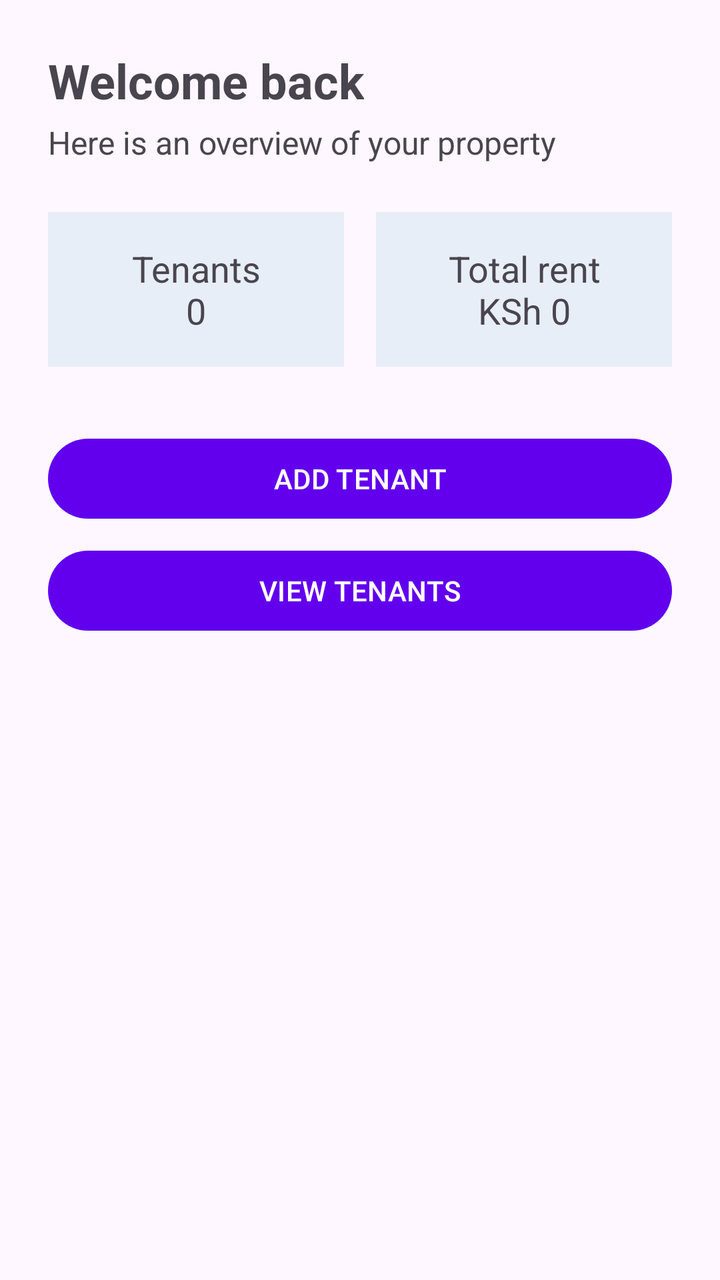
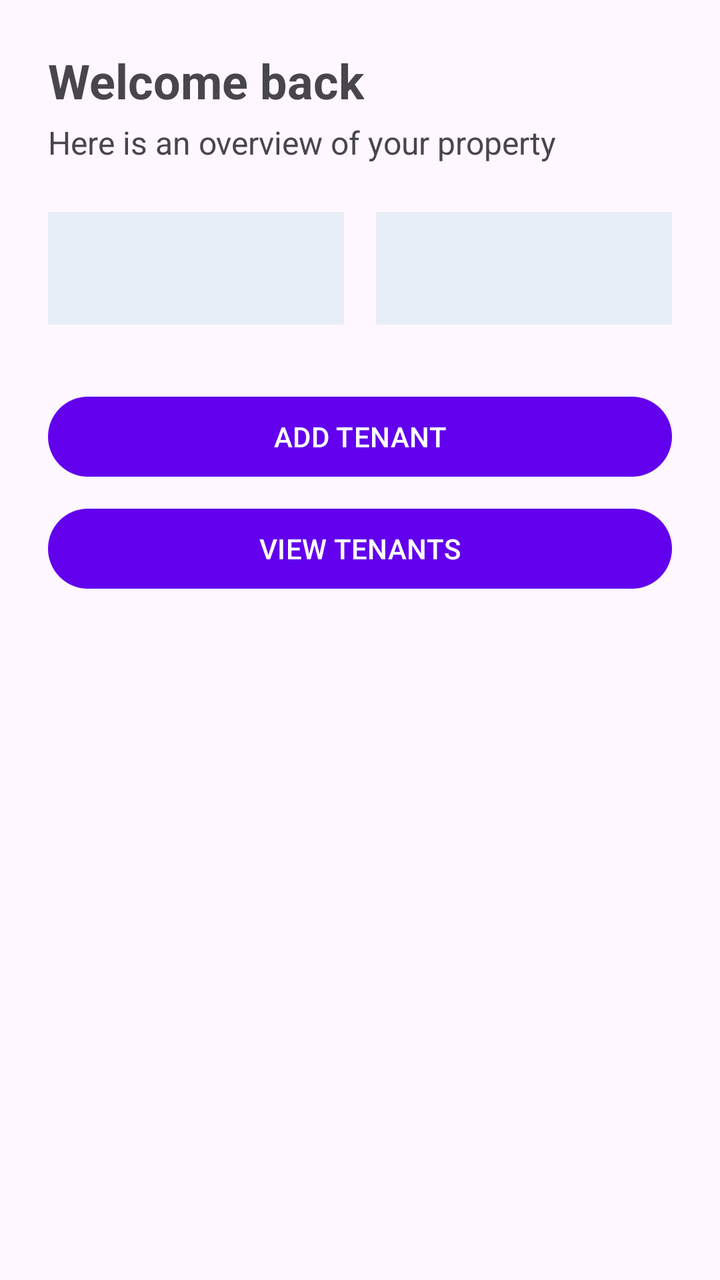

Before-and-after screenshots of an Android layout around one commit, followed by the original layout XML and the change that was made.
<!-- AndroidManifest.xml: application theme Theme.TenantManagementSystem -->
<!-- res/layout/fragment_dashboard.xml -->
<?xml version="1.0" encoding="utf-8"?>
<androidx.constraintlayout.widget.ConstraintLayout
    xmlns:android="http://schemas.android.com/apk/res/android"
    xmlns:app="http://schemas.android.com/apk/res-auto"
    android:layout_width="match_parent"
    android:layout_height="match_parent"
    android:padding="24dp">

    <TextView
        android:id="@+id/welcomeTextView"
        android:layout_width="wrap_content"
        android:layout_height="wrap_content"
        android:text="Welcome back"
        android:textSize="24sp"
        android:textStyle="bold"
        app:layout_constraintTop_toTopOf="parent"
        app:layout_constraintStart_toStartOf="parent" />

    <TextView
        android:id="@+id/overviewTextView"
        android:layout_width="wrap_content"
        android:layout_height="wrap_content"
        android:text="Here is an overview of your property"
        android:textSize="16sp"
        android:layout_marginTop="4dp"
        app:layout_constraintTop_toBottomOf="@id/welcomeTextView"
        app:layout_constraintStart_toStartOf="parent" />

    <TextView
        android:id="@+id/tenantCountTextView"
        android:layout_width="0dp"
        android:layout_height="wrap_content"
        android:text="Tenants\n0"
        android:textSize="18sp"
        android:gravity="center"
        android:padding="16dp"
        android:background="#E8EEF7"
        android:layout_marginTop="24dp"
        android:layout_marginEnd="8dp"
        app:layout_constraintTop_toBottomOf="@id/overviewTextView"
        app:layout_constraintStart_toStartOf="parent"
        app:layout_constraintEnd_toStartOf="@id/totalRentTextView" />

    <TextView
        android:id="@+id/totalRentTextView"
        android:layout_width="0dp"
        android:layout_height="wrap_content"
        android:text="Total rent\nKSh 0"
        android:textSize="18sp"
        android:gravity="center"
        android:padding="16dp"
        android:background="#E8EEF7"
        android:layout_marginStart="8dp"
        app:layout_constraintTop_toTopOf="@id/tenantCountTextView"
        app:layout_constraintStart_toEndOf="@id/tenantCountTextView"
        app:layout_constraintEnd_toEndOf="parent" />

    <Button
        android:id="@+id/addTenantButton"
        android:layout_width="0dp"
        android:layout_height="wrap_content"
        android:text="ADD TENANT"
        android:layout_marginTop="32dp"
        app:layout_constraintTop_toBottomOf="@id/tenantCountTextView"
        app:layout_constraintStart_toStartOf="parent"
        app:layout_constraintEnd_toEndOf="parent" />

    <Button
        android:id="@+id/viewTenantsButton"
        android:layout_width="0dp"
        android:layout_height="wrap_content"
        android:text="VIEW TENANTS"
        android:layout_marginTop="8dp"
        app:layout_constraintTop_toBottomOf="@id/addTenantButton"
        app:layout_constraintStart_toStartOf="parent"
        app:layout_constraintEnd_toEndOf="parent" />

</androidx.constraintlayout.widget.ConstraintLayout>
<!-- resources referenced by this layout -->
<resources>
  <style name="Theme.TenantManagementSystem" parent="Theme.Material3.DayNight.NoActionBar">
          <item name="colorPrimary">@color/purple_500</item>
          <item name="colorOnPrimary">@color/white</item>
          <item name="colorSecondary">@color/teal_200</item>
      </style>
  <color name="purple_500">#FF6200EE</color>
  <color name="white">#FFFFFFFF</color>
  <color name="teal_200">#FF03DAC5</color>
</resources>

<!-- the commit's change to res/layout/fragment_dashboard.xml (unified diff, before → after) -->
@@ -1,78 +1,87 @@
 <?xml version="1.0" encoding="utf-8"?>
-<androidx.constraintlayout.widget.ConstraintLayout
-    xmlns:android="http://schemas.android.com/apk/res/android"
-    xmlns:app="http://schemas.android.com/apk/res-auto"
-    android:layout_width="match_parent"
-    android:layout_height="match_parent"
-    android:padding="24dp">
+<layout xmlns:android="http://schemas.android.com/apk/res/android"
+    xmlns:app="http://schemas.android.com/apk/res-auto">
 
-    <TextView
-        android:id="@+id/welcomeTextView"
-        android:layout_width="wrap_content"
-        android:layout_height="wrap_content"
-        android:text="Welcome back"
-        android:textSize="24sp"
-        android:textStyle="bold"
-        app:layout_constraintTop_toTopOf="parent"
-        app:layout_constraintStart_toStartOf="parent" />
+    <data>
+        
+        <variable
+            name="viewModel"
+            type="com.example.tenantmanagementsystemgroupa.ui.viewmodel.TenantViewModel" />
+    </data>
 
-    <TextView
-        android:id="@+id/overviewTextView"
-        android:layout_width="wrap_content"
-        android:layout_height="wrap_content"
-        android:text="Here is an overview of your property"
-        android:textSize="16sp"
-        android:layout_marginTop="4dp"
-        app:layout_constraintTop_toBottomOf="@id/welcomeTextView"
-        app:layout_constraintStart_toStartOf="parent" />
+    <androidx.constraintlayout.widget.ConstraintLayout
+        android:layout_width="match_parent"
+        android:layout_height="match_parent"
+        android:padding="24dp">
 
-    <TextView
-        android:id="@+id/tenantCountTextView"
-        android:layout_width="0dp"
-        android:layout_height="wrap_content"
-        android:text="Tenants\n0"
-        android:textSize="18sp"
-        android:gravity="center"
-        android:padding="16dp"
-        android:background="#E8EEF7"
-        android:layout_marginTop="24dp"
-        android:layout_marginEnd="8dp"
-        app:layout_constraintTop_toBottomOf="@id/overviewTextView"
-        app:layout_constraintStart_toStartOf="parent"
-        app:layout_constraintEnd_toStartOf="@id/totalRentTextView" />
+        <TextView
+            android:id="@+id/welcomeTextView"
+            android:layout_width="wrap_content"
+            android:layout_height="wrap_content"
+            android:text="Welcome back"
+            android:textSize="24sp"
+            android:textStyle="bold"
+            app:layout_constraintTop_toTopOf="parent"
+            app:layout_constraintStart_toStartOf="parent" />
 
-    <TextView
-        android:id="@+id/totalRentTextView"
-        android:layout_width="0dp"
-        android:layout_height="wrap_content"
-        android:text="Total rent\nKSh 0"
-        android:textSize="18sp"
-        android:gravity="center"
-        android:padding="16dp"
-        android:background="#E8EEF7"
-        android:layout_marginStart="8dp"
-        app:layout_constraintTop_toTopOf="@id/tenantCountTextView"
-        app:layout_constraintStart_toEndOf="@id/tenantCountTextView"
-        app:layout_constraintEnd_toEndOf="parent" />
+        <TextView
+            android:id="@+id/overviewTextView"
+            android:layout_width="wrap_content"
+            android:layout_height="wrap_content"
+            android:text="Here is an overview of your property"
+            android:textSize="16sp"
+            android:layout_marginTop="4dp"
+            app:layout_constraintTop_toBottomOf="@id/welcomeTextView"
+            app:layout_constraintStart_toStartOf="parent" />
 
-    <Button
-        android:id="@+id/addTenantButton"
-        android:layout_width="0dp"
-        android:layout_height="wrap_content"
-        android:text="ADD TENANT"
-        android:layout_marginTop="32dp"
-        app:layout_constraintTop_toBottomOf="@id/tenantCountTextView"
-        app:layout_constraintStart_toStartOf="parent"
-        app:layout_constraintEnd_toEndOf="parent" />
+        <TextView
+            android:id="@+id/tenantCountTextView"
+            android:layout_width="0dp"
+            android:layout_height="wrap_content"
+            android:text="@{viewModel.tenantCountText}"
+            android:textSize="18sp"
+            android:gravity="center"
+            android:padding="16dp"
+            android:background="#E8EEF7"
+            android:layout_marginTop="24dp"
+            android:layout_marginEnd="8dp"
+            app:layout_constraintTop_toBottomOf="@id/overviewTextView"
+            app:layout_constraintStart_toStartOf="parent"
+            app:layout_constraintEnd_toStartOf="@id/totalRentTextView" />
 
-    <Button
-        android:id="@+id/viewTenantsButton"
-        android:layout_width="0dp"
-        android:layout_height="wrap_content"
-        android:text="VIEW TENANTS"
-        android:layout_marginTop="8dp"
-        app:layout_constraintTop_toBottomOf="@id/addTenantButton"
-        app:layout_constraintStart_toStartOf="parent"
-        app:layout_constraintEnd_toEndOf="parent" />
+        <TextView
+            android:id="@+id/totalRentTextView"
+            android:layout_width="0dp"
+            android:layout_height="wrap_content"
+            android:text="@{viewModel.totalRentText}"
+            android:textSize="18sp"
+            android:gravity="center"
+            android:padding="16dp"
+            android:background="#E8EEF7"
+            android:layout_marginStart="8dp"
+            app:layout_constraintTop_toTopOf="@id/tenantCountTextView"
+            app:layout_constraintStart_toEndOf="@id/tenantCountTextView"
+            app:layout_constraintEnd_toEndOf="parent" />
 
-</androidx.constraintlayout.widget.ConstraintLayout>
+        <Button
+            android:id="@+id/addTenantButton"
+            android:layout_width="0dp"
+            android:layout_height="wrap_content"
+            android:text="ADD TENANT"
+            android:layout_marginTop="32dp"
+            app:layout_constraintTop_toBottomOf="@id/tenantCountTextView"
+            app:layout_constraintStart_toStartOf="parent"
+            app:layout_constraintEnd_toEndOf="parent" />
+
+        <Button
+            android:id="@+id/viewTenantsButton"
+            android:layout_width="0dp"
+            android:layout_height="wrap_content"
+            android:text="VIEW TENANTS"
+            android:layout_marginTop="8dp"
+            app:layout_constraintTop_toBottomOf="@id/addTenantButton"
+            app:layout_constraintStart_toStartOf="parent"
+            app:layout_constraintEnd_toEndOf="parent" />
+
+    </androidx.constraintlayout.widget.ConstraintLayout>
+</layout>
